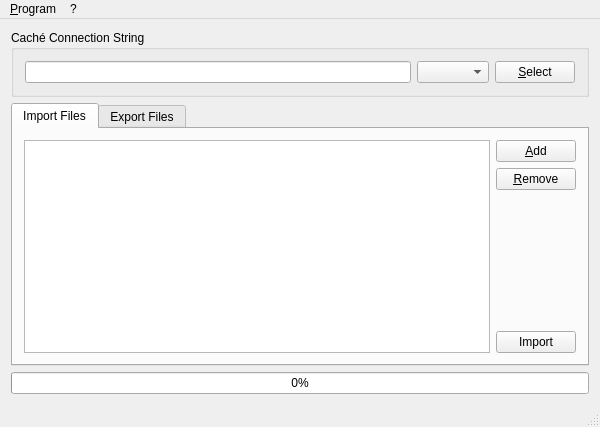
This is QtCacheTool/mainwindow.ui in entwickler42/QtCache as Qt 5 draws it before an edit. The edited form follows.
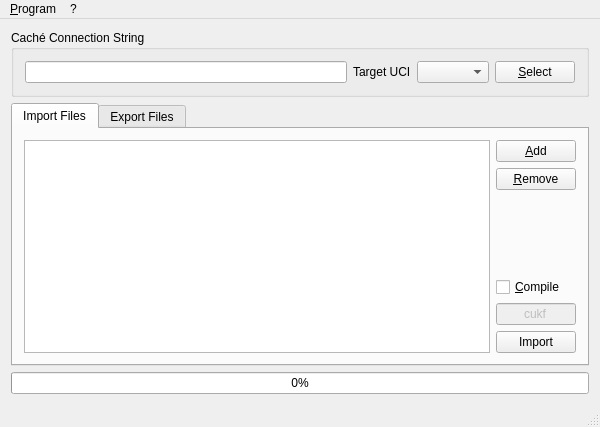
This is the edited form. Icons and pictures are not drawn.

Patch:
```diff
--- a/QtCacheTool/mainwindow.ui
+++ b/QtCacheTool/mainwindow.ui
@@ -28,7 +28,18 @@
        <item>
         <layout class="QHBoxLayout" name="horizontalLayout">
          <item>
-          <widget class="QLineEdit" name="connectionString"/>
+          <widget class="QLineEdit" name="connectionString">
+           <property name="readOnly">
+            <bool>true</bool>
+           </property>
+          </widget>
+         </item>
+         <item>
+          <widget class="QLabel" name="labelTarget">
+           <property name="text">
+            <string>Target UCI</string>
+           </property>
+          </widget>
          </item>
          <item>
           <widget class="QComboBox" name="uci"/>
@@ -87,6 +98,32 @@
             </property>
            </spacer>
           </item>
+          <item>
+           <widget class="QCheckBox" name="Compile">
+            <property name="text">
+             <string>&amp;Compile</string>
+            </property>
+           </widget>
+          </item>
+          <item>
+           <widget class="QLineEdit" name="compileFlags">
+            <property name="enabled">
+             <bool>false</bool>
+            </property>
+            <property name="sizePolicy">
+             <sizepolicy hsizetype="Ignored" vsizetype="Fixed">
+              <horstretch>0</horstretch>
+              <verstretch>0</verstretch>
+             </sizepolicy>
+            </property>
+            <property name="text">
+             <string>cukf</string>
+            </property>
+            <property name="alignment">
+             <set>Qt::AlignCenter</set>
+            </property>
+           </widget>
+          </item>
           <item>
            <widget class="QPushButton" name="importFiles">
             <property name="text">
```
Left out of the diff: 32 changed lines with no effect on the pictures.
